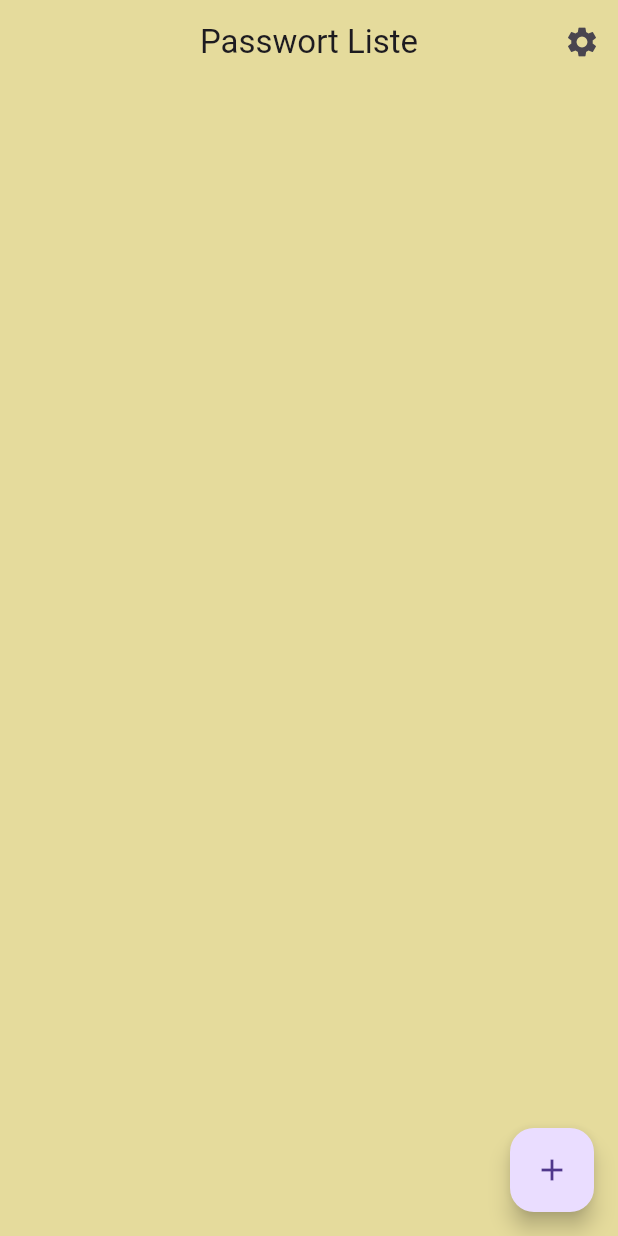
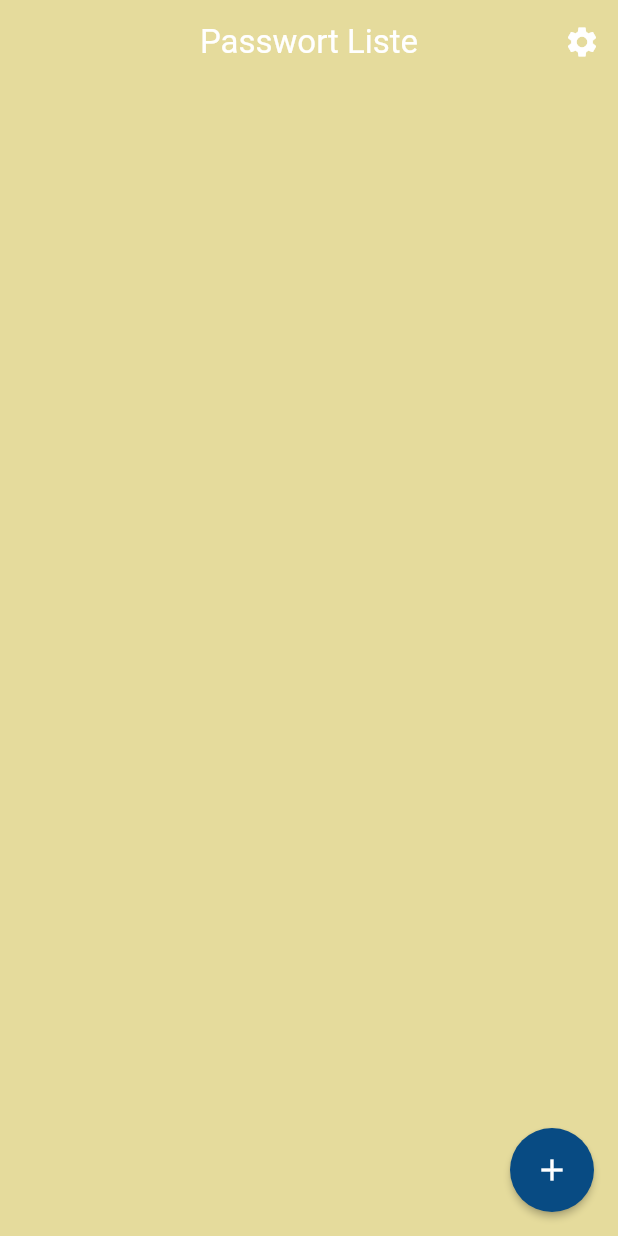
Before and after one commit to phongngy/pwManager, a Flutter app: the screen it shows after launch, on a phone screen of 412 x 824 dp. Run offline on Flutter 3.47's test engine with Material 3 defaults, Android fonts, the light colour scheme and no system bars; our stand-ins replace flutter_dotenv, get_it; missing offline and left inert: encrypt, localstore.

Commit message:
Thema angepasst (FAB & Appbar)

```diff
--- a/lib/fixValues/mytheme.dart
+++ b/lib/fixValues/mytheme.dart
@@ -6,14 +6,18 @@ ThemeData myTheme() {
     scaffoldBackgroundColor: AppColor.background,
     canvasColor: AppColor.background,
     appBarTheme: const AppBarTheme(
+      foregroundColor: Colors.white,
       backgroundColor: AppColor.background,
       centerTitle: true,
       elevation: 0,
+      iconTheme: IconThemeData(
+        color: Colors.white, // Farbe des Icons
+      ),
     ),
     textTheme: const TextTheme(
-            titleMedium: TextStyle(color: Colors.white),
-            bodyMedium: TextStyle(color: Colors.white))
-        .apply(bodyColor: Colors.white),
+      titleMedium: TextStyle(color: Colors.white),
+      bodyMedium: TextStyle(color: Colors.white),
+    ).apply(bodyColor: Colors.white),
     listTileTheme: const ListTileThemeData(
       textColor: Colors.white,
       iconColor: Colors.white,
@@ -74,5 +78,11 @@ ThemeData myTheme() {
       side:
           const BorderSide(color: Colors.white), // Umrandungsfarbe der Checkbox
     ),
+    floatingActionButtonTheme: const FloatingActionButtonThemeData(
+      backgroundColor: AppColor.secondary,
+      foregroundColor: Colors.white, // Farbe des Icons im Button
+      elevation: 2, // Schatten des Buttons
+      shape: CircleBorder(),
+    ),
   );
 }
```
